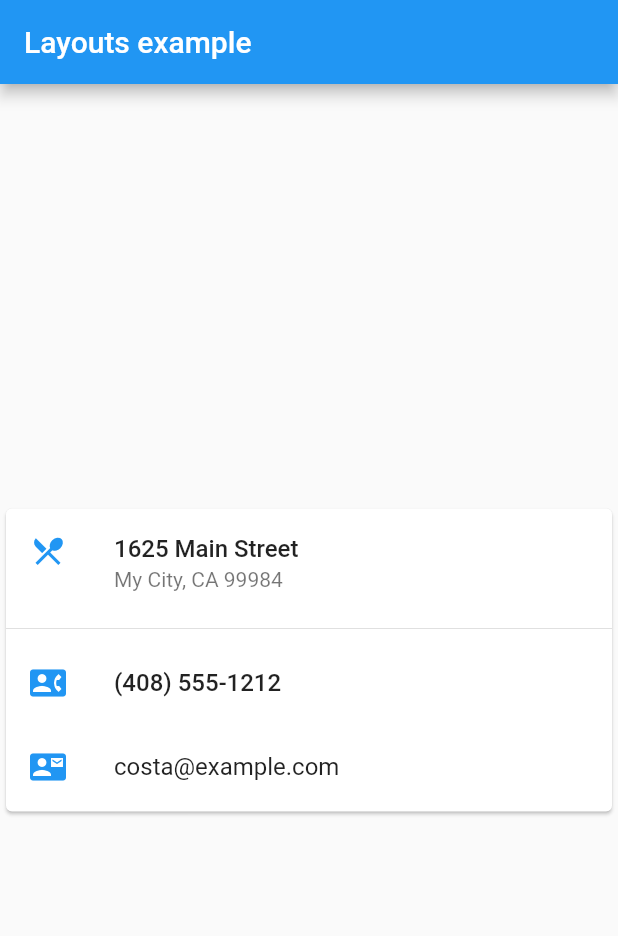
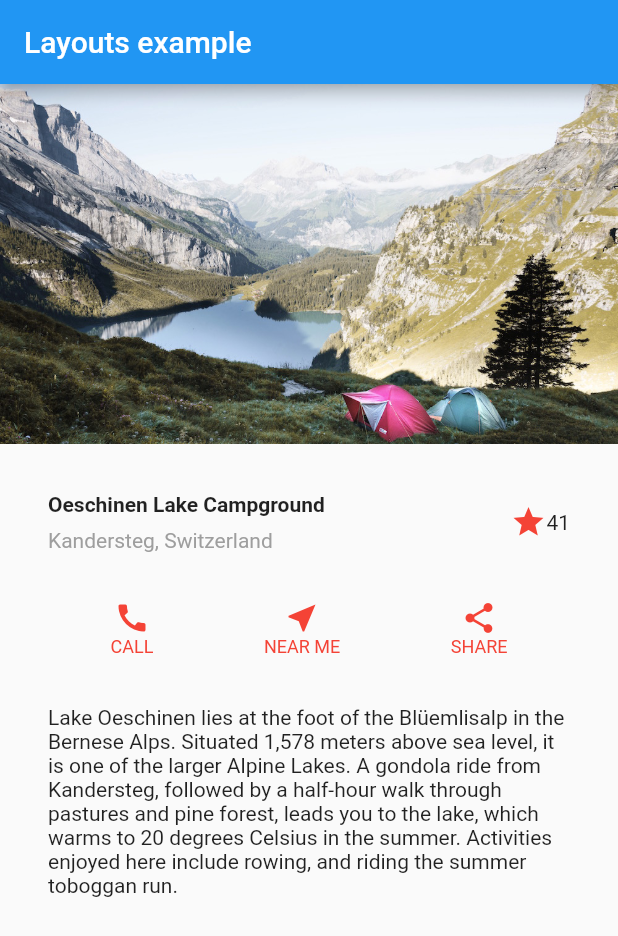
Before and after one commit to maobui/flutter_toturials, a Flutter app: the screen it shows after launch, on a phone screen of 412 x 824 dp. Shown: the top 936 px of the screen. Run offline on Flutter 3.47's test engine with Material 2 defaults, Android fonts, the phone set to English and light mode, and no system bars.

Commit message:
- test demo layout.

```diff
--- a/lib/Layouts.dart
+++ b/lib/Layouts.dart
@@ -2,9 +2,9 @@ import 'package:flutter/material.dart';
 
 class Layouts extends StatelessWidget {
   static final _useGridView = false;
-  @override
-  Widget build(BuildContext context) {
-    final titleText = Container(
+  static final _bodyIndex = 5;
+
+  static final titleText = Container(
     padding: EdgeInsets.all(16),
     child: Text(
       'Strawberry Pavlova',
@@ -16,7 +16,7 @@ class Layouts extends StatelessWidget {
     ),
   );
 
-    final subTitle = Text(
+  static final subTitle = Text(
     'Pavlova is a meringue-based dessert named after the Russian ballerina '
     'Anna Pavlova. Pavlova features a crisp crust and soft, light inside, '
     'topped with fruit and whipped cream.',
@@ -27,7 +27,7 @@ class Layouts extends StatelessWidget {
     ),
   );
 
-    final stars = Row(
+  static final stars = Row(
     mainAxisSize: MainAxisSize.min,
     children: [
       Icon(
@@ -53,7 +53,7 @@ class Layouts extends StatelessWidget {
     ],
   );
 
-    final ratings = Container(
+  static final ratings = Container(
     padding: EdgeInsets.all(8),
     child: Row(
       mainAxisAlignment: MainAxisAlignment.spaceEvenly,
@@ -73,7 +73,7 @@ class Layouts extends StatelessWidget {
     ),
   );
 
-    final descTextStyle = TextStyle(
+  static final descTextStyle = TextStyle(
     color: Colors.black,
     fontWeight: FontWeight.w800,
     fontFamily: 'Roboto',
@@ -82,7 +82,7 @@ class Layouts extends StatelessWidget {
     height: 2,
   );
 
-    final iconList = DefaultTextStyle.merge(
+  static final iconList = DefaultTextStyle.merge(
     style: descTextStyle,
     child: Container(
       padding: EdgeInsets.all(8),
@@ -132,36 +132,162 @@ class Layouts extends StatelessWidget {
     fit: BoxFit.fill,
   );
 
+  Widget titleSection = Container(
+    padding: const EdgeInsets.all(32),
+    child: Row(
+      children: [
+        Expanded(
+          /*1*/
+          child: Column(
+            crossAxisAlignment: CrossAxisAlignment.start,
+            children: [
+              /*2*/
+              Container(
+                padding: const EdgeInsets.only(bottom: 8),
+                child: Text(
+                  'Oeschinen Lake Campground',
+                  style: TextStyle(
+                    fontWeight: FontWeight.bold,
+                  ),
+                ),
+              ),
+              Text(
+                'Kandersteg, Switzerland',
+                style: TextStyle(
+                  color: Colors.grey[500],
+                ),
+              ),
+            ],
+          ),
+        ),
+        /*3*/
+        Icon(
+          Icons.star,
+          color: Colors.red[500],
+        ),
+        Text('41'),
+      ],
+    ),
+  );
+
+  static Widget _buildButtonColumn(Color color, IconData icon, String label) {
+    return Column(
+      mainAxisSize: MainAxisSize.min,
+      mainAxisAlignment: MainAxisAlignment.center,
+      children: <Widget>[
+        Icon(
+          icon,
+          color: color,
+        ),
+        Container(
+          child: Text(
+            label,
+            style: TextStyle(
+              fontSize: 12,
+              fontWeight: FontWeight.w400,
+              color: color,
+            ),
+          ),
+        )
+      ],
+    );
+  }
+
+  Widget buttionSection = Container(
+    child: Row(
+      mainAxisAlignment: MainAxisAlignment.spaceEvenly,
+      children: <Widget>[
+        _buildButtonColumn(Colors.red, Icons.call, "CALL"),
+        _buildButtonColumn(Colors.red, Icons.near_me, "NEAR ME"),
+        _buildButtonColumn(Colors.red, Icons.share, "SHARE"),
+      ],
+    ),
+  );
+
+  Widget textSection = Container(
+    padding: const EdgeInsets.all(32),
+    child: Text(
+      'Lake Oeschinen lies at the foot of the Blüemlisalp in the Bernese '
+      'Alps. Situated 1,578 meters above sea level, it is one of the '
+      'larger Alpine Lakes. A gondola ride from Kandersteg, followed by a '
+      'half-hour walk through pastures and pine forest, leads you to the '
+      'lake, which warms to 20 degrees Celsius in the summer. Activities '
+      'enjoyed here include rowing, and riding the summer toboggan run.',
+      softWrap: true,
+    ),
+  );
+
+  Widget _buildBody() {
+    switch (_bodyIndex) {
+      case 0:
+        return Center(
+          child: Container(
+            margin: EdgeInsets.fromLTRB(0, 8, 0, 8),
+            height: 600,
+            child: Card(
+              child: Row(
+                crossAxisAlignment: CrossAxisAlignment.start,
+                children: [
+                  Container(
+                    width: 380,
+                    child: leftColumn,
+                  ),
+                  Container(
+                    width: 280,
+                    height: 320,
+                    child: mainImage,
+                  ),
+                ],
+              ),
+            ),
+          ),
+        );
+      case 1:
+        return Center(
+          child: Container(
+            margin: EdgeInsets.fromLTRB(0, 8, 0, 8),
+            height: 600,
+            child: Card(
+              child: _buildImageColumn(),
+            ),
+          ),
+        );
+      case 2:
+        return Center(
+          child: _useGridView ? _buildGrid() : _buildList(),
+        );
+      case 3:
+        return Center(
+          child: _buildStack(),
+        );
+      case 4:
+        return Center(
+          child: _buildCard(),
+        );
+      case 5:
+        return Column(
+          children: [
+            Image.asset(
+              'images/lake.jpg',
+              width: 600,
+              height: 240,
+              fit: BoxFit.cover,
+            ),
+            titleSection,
+            buttionSection,
+            textSection,
+          ],
+        );
+    }
+  }
+
+  @override
+  Widget build(BuildContext context) {
     return Scaffold(
       appBar: AppBar(
         title: Text("Layouts example"),
       ),
-      body: Center(
-/*        child: Container(
-          margin: EdgeInsets.fromLTRB(0, 8, 0, 8),
-          height: 600,
-          child: Card(
-//            child: Row(
-//              crossAxisAlignment: CrossAxisAlignment.start,
-//              children: [
-//                Container(
-//                  width: 380,
-//                  child: leftColumn,
-//                ),
-//                Container(
-//                  width: 280,
-//                  height: 320,
-//                  child: mainImage,
-//                ),
-//              ],
-//            ),
-            child: _buildImageColumn(),
-          ),
-        ),*/
-//        child: _useGridView ? _buildGrid() : _buildList(),
-//        child: _buildStack(),
-        child: _buildCard(),
-      ),
+      body: _buildBody(),
     );
   }
 
--- a/pubspec.yaml
+++ b/pubspec.yaml
@@ -73,6 +73,7 @@ flutter:
     - images/pic28.jpg
     - images/pic29.jpg
     - images/pavlova.jpg
+    - images/lake.jpg
 
   # An image asset can refer to one or more resolution-specific "variants", see
   # https://flutter.dev/assets-and-images/#resolution-aware.
```
Also changed, not shown: images/lake.jpg (added). Lines whose indentation alone changed are shown as unchanged.
